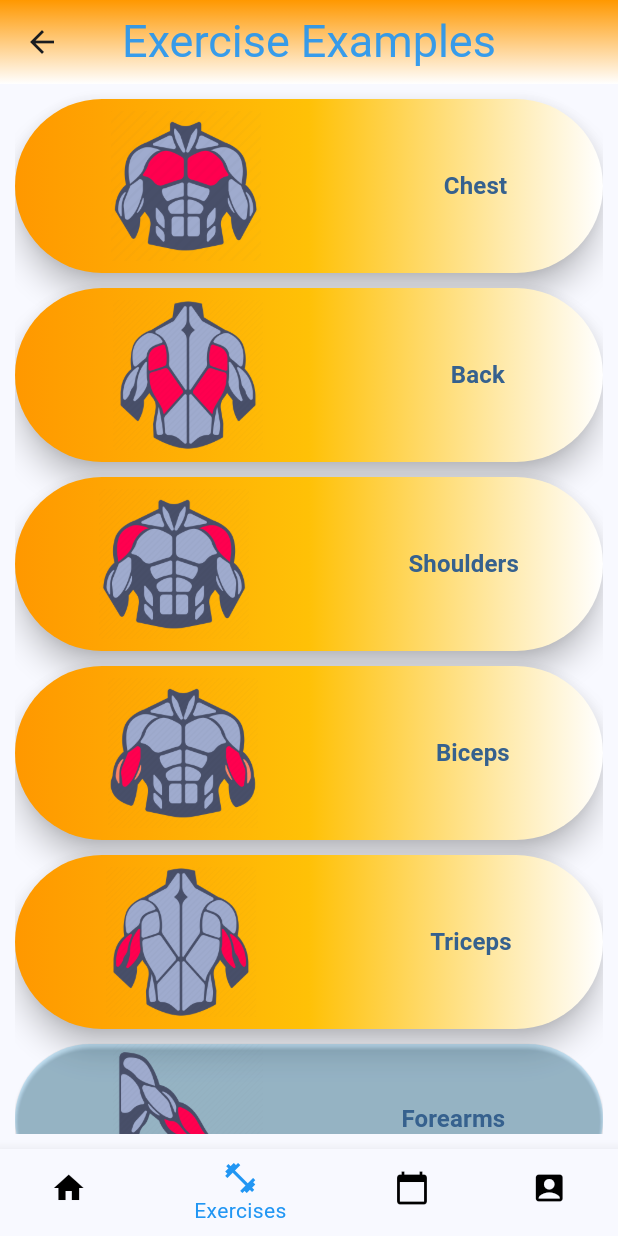
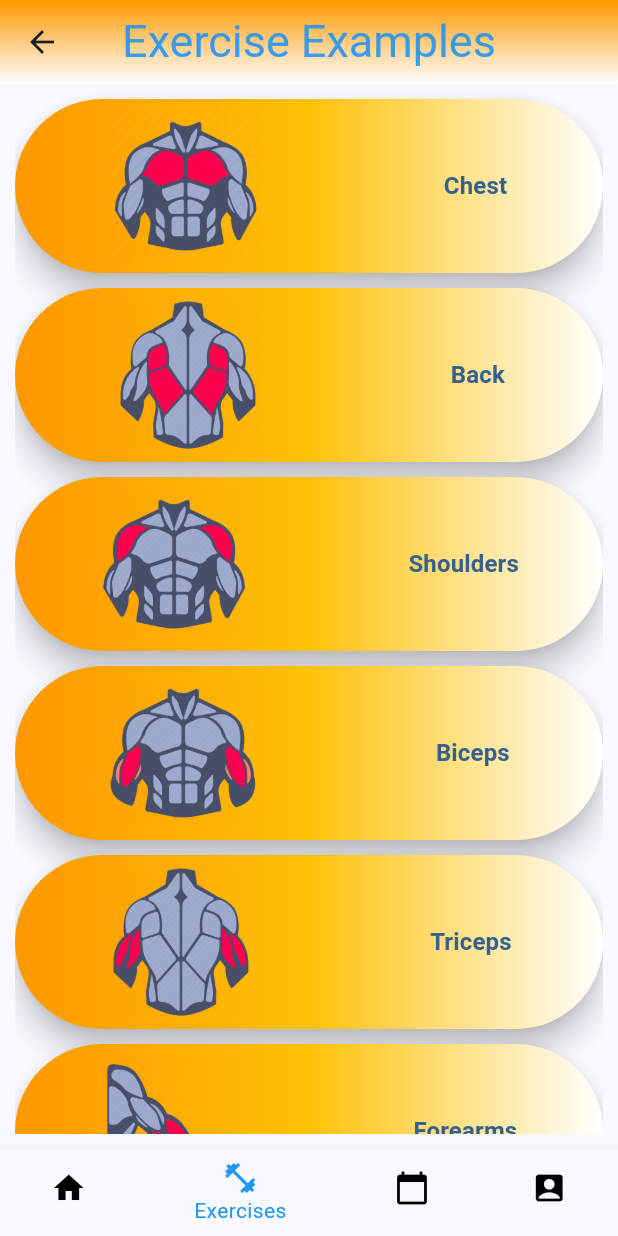
Before and after one commit to mateuszkasprzak94/fitness_prodigy, a Flutter app: the ExerciseExamplesPage screen opened directly, on a phone screen of 412 x 824 dp. Run offline on Flutter 3.47's test engine with Material 2 defaults, Android fonts, the phone set to English and light mode, and no system bars; our stand-ins replace firebase_auth, firebase_core, google_fonts, shared_preferences; accounts and stored records are empty; Roboto replaces fonts that are missing (Satisfy).

Commit message:
Customize Forearms button with gradient color

```diff
--- a/lib/app/after login plus features/exercies_examples/muscle_anatomy/forearms_button.dart
+++ b/lib/app/after login plus features/exercies_examples/muscle_anatomy/forearms_button.dart
@@ -9,7 +9,24 @@ class Forearms extends StatelessWidget {
 
   @override
   Widget build(BuildContext context) {
-    return ElevatedButton(
+    const shape = StadiumBorder();
+
+    return Material(
+      color: Colors.transparent,
+      shape: shape,
+      elevation: 8,
+      child: Container(
+        decoration: const ShapeDecoration(
+          shape: shape,
+          gradient: LinearGradient(
+            colors: [
+              Colors.orange,
+              Colors.amber,
+              Colors.white,
+            ],
+          ),
+        ),
+        child: ElevatedButton(
           onPressed: () {
             Navigator.of(context).push(
               MaterialPageRoute(
@@ -19,7 +36,13 @@ class Forearms extends StatelessWidget {
             );
           },
           style: ElevatedButton.styleFrom(
-        backgroundColor: const Color.fromARGB(45, 3, 168, 244),
+            padding: const EdgeInsets.symmetric(vertical: 8, horizontal: 8),
+
+            /// deactivate color and shadow
+            tapTargetSize: MaterialTapTargetSize.shrinkWrap,
+            backgroundColor: Colors.transparent,
+            shadowColor: Colors.transparent,
+            elevation: 0,
           ),
           child: Row(
             mainAxisAlignment: MainAxisAlignment.spaceEvenly,
@@ -36,6 +59,8 @@ class Forearms extends StatelessWidget {
               )
             ],
           ),
+        ),
+      ),
     );
   }
 }
```
Lines whose indentation alone changed are shown as unchanged.
